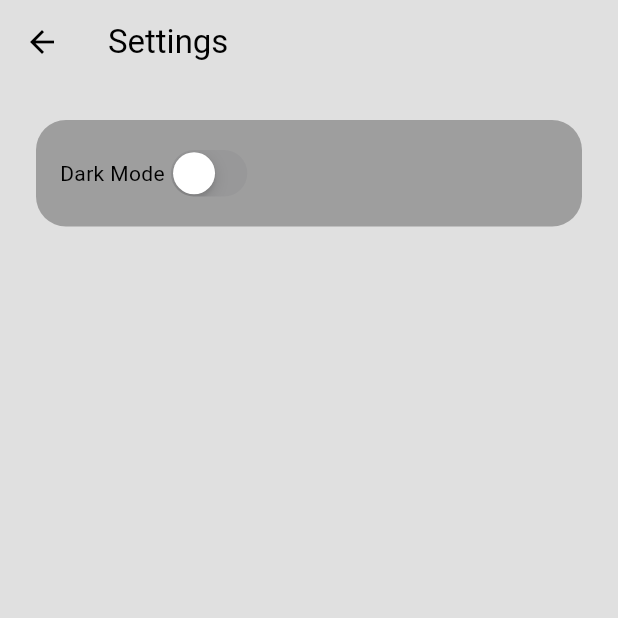
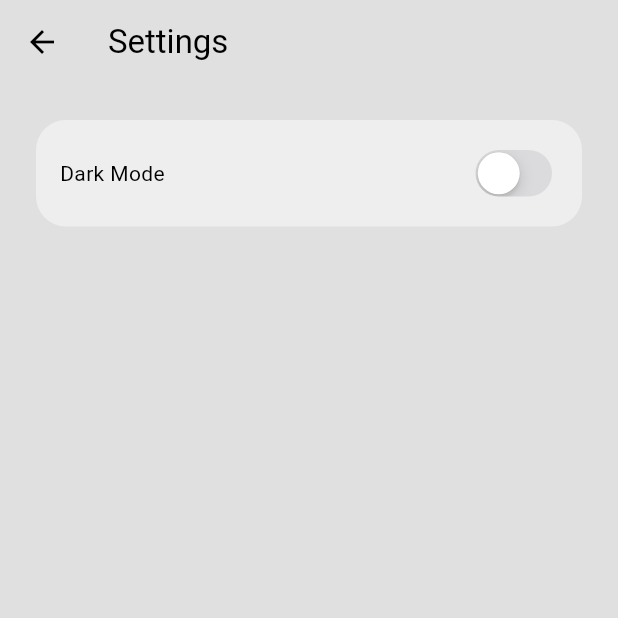
Before and after one commit to Youssab-Michael/MusicPlayer, a Flutter app: the SettingsPage screen opened directly, on a phone screen of 412 x 824 dp, the top half of it. Run offline on Flutter 3.47's test engine with Material 3 defaults, Android fonts, the phone set to English and light mode, and no system bars.

Commit message:
edits on ui

```diff
--- a/lib/Screens/home_page.dart
+++ b/lib/Screens/home_page.dart
@@ -14,7 +14,7 @@ class _HomePageState extends State<HomePage> {
     return Scaffold(
       backgroundColor: Theme.of(context).colorScheme.surface,
       appBar: AppBar(title: const Text("Music Player"),),
-      drawer: MyDrawer(),
+      drawer: const MyDrawer(),
     );
   }
 }
--- a/lib/Screens/settings_Page.dart
+++ b/lib/Screens/settings_page.dart
@@ -9,16 +9,20 @@ class SettingsPage extends StatelessWidget {
   @override
   Widget build(BuildContext context) {
     return Scaffold(
+      backgroundColor: Theme.of(context).colorScheme.surface,
       appBar: AppBar(
-        title: Text("Settings"),
+        title: const Text("Settings"),
       ),
       body: Container(
-        decoration: BoxDecoration(color: Theme.of(context).colorScheme.primary,borderRadius: BorderRadius.circular(20)),
-        padding: EdgeInsets.all(16),
-        margin: EdgeInsets.all(24),
+        decoration: BoxDecoration(
+            color: Theme.of(context).colorScheme.secondary,
+            borderRadius: BorderRadius.circular(20)),
+        padding: const EdgeInsets.all(16),
+        margin: const EdgeInsets.all(24),
         child: Row(
+          mainAxisAlignment: MainAxisAlignment.spaceBetween,
           children: [
-            Text("Dark Mode"),
+            const Text("Dark Mode"),
             CupertinoSwitch(
                 value: Provider.of<ThemeProvider>(context, listen: false)
                     .isDarkMode,
```
Also changed, not shown: lib/components/myDrawer.dart (+6 -6 lines).
